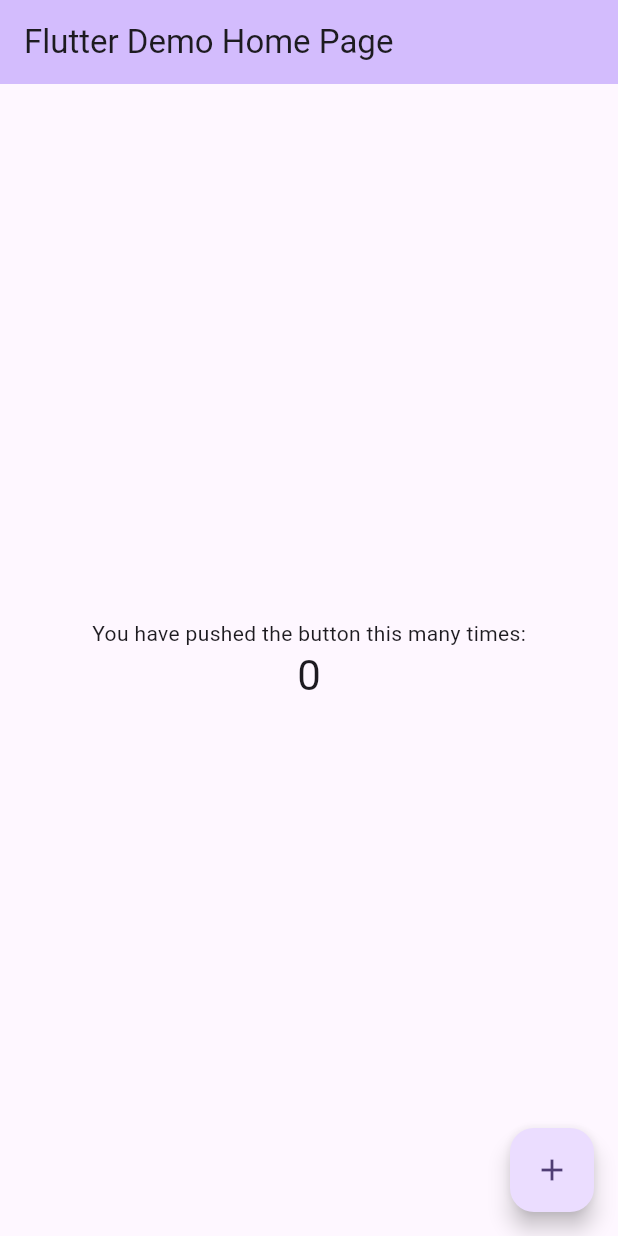
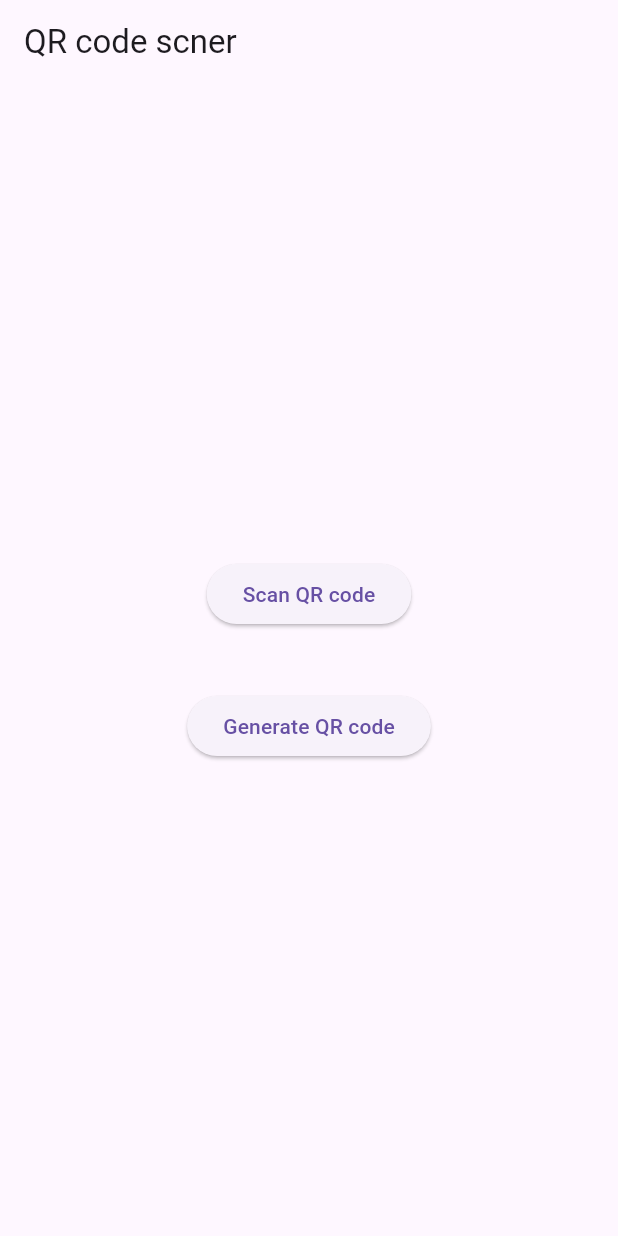
Before and after one commit to sajimhasan/QrcodeScanerAndGenaretar, a Flutter app: the screen it shows after launch, on a phone screen of 412 x 824 dp. Run offline on Flutter 3.47's test engine with Material 3 defaults, Android fonts, the light colour scheme and no system bars; our stand-ins replace get, qr_flutter; missing offline and left inert: dart:ffi.

Commit message:
Have a issue

```diff
--- /dev/null
+++ b/lib/UI/home_page.dart
@@ -0,0 +1,34 @@
+import 'package:flutter/material.dart';
+import 'package:qrcode_scaner/UI/scanQRcode.dart';
+
+class HomePage extends StatelessWidget {
+  const HomePage({super.key});
+
+  @override
+  Widget build(BuildContext context) {
+    return Scaffold(
+      appBar: AppBar(
+        title: Text('QR code scner'),
+      ),
+      body: Center(
+        child: Column(
+          mainAxisAlignment: MainAxisAlignment.center,
+          children: [
+            ElevatedButton(onPressed: (){
+              Navigator.push(context, MaterialPageRoute(builder: (_)=>Scanqrcode()));
+
+            }
+            , child: Text('Scan QR code')),
+            SizedBox(height: 40,),
+            ElevatedButton(onPressed: (){
+
+            }
+            , child: Text('Generate QR code'))
+          ],
+
+        ),
+      ),
+
+    );
+  }
+}
--- a/lib/main.dart
+++ b/lib/main.dart
@@ -1,125 +1,19 @@
+import 'dart:ffi';
+
 import 'package:flutter/material.dart';
-
-void main() {
-  runApp(const MyApp());
+import 'package:get/route_manager.dart';
+import 'package:qrcode_scaner/UI/home_page.dart';
+void main(){
+  runApp(Myapp());
 }
-
-class MyApp extends StatelessWidget {
-  const MyApp({super.key});
-
-  // This widget is the root of your application.
+class Myapp extends StatelessWidget {
+  const Myapp({super.key});
   @override
   Widget build(BuildContext context) {
-    return MaterialApp(
-      title: 'Flutter Demo',
-      theme: ThemeData(
-        // This is the theme of your application.
-        //
-        // TRY THIS: Try running your application with "flutter run". You'll see
-        // the application has a purple toolbar. Then, without quitting the app,
-        // try changing the seedColor in the colorScheme below to Colors.green
-        // and then invoke "hot reload" (save your changes or press the "hot
-        // reload" button in a Flutter-supported IDE, or press "r" if you used
-        // the command line to start the app).
-        //
-        // Notice that the counter didn't reset back to zero; the application
-        // state is not lost during the reload. To reset the state, use hot
-        // restart instead.
-        //
-        // This works for code too, not just values: Most code changes can be
-        // tested with just a hot reload.
-        colorScheme: ColorScheme.fromSeed(seedColor: Colors.deepPurple),
-        useMaterial3: true,
-      ),
-      home: const MyHomePage(title: 'Flutter Demo Home Page'),
+    return GetMaterialApp(
+      title:'QR code scener and Genetor',
+      home:HomePage() ,
+      debugShowCheckedModeBanner: false,
     );
   }
 }
-
-class MyHomePage extends StatefulWidget {
-  const MyHomePage({super.key, required this.title});
-
-  // This widget is the home page of your application. It is stateful, meaning
-  // that it has a State object (defined below) that contains fields that affect
-  // how it looks.
-
-  // This class is the configuration for the state. It holds the values (in this
-  // case the title) provided by the parent (in this case the App widget) and
-  // used by the build method of the State. Fields in a Widget subclass are
-  // always marked "final".
-
-  final String title;
-
-  @override
-  State<MyHomePage> createState() => _MyHomePageState();
-}
-
-class _MyHomePageState extends State<MyHomePage> {
-  int _counter = 0;
-
-  void _incrementCounter() {
-    setState(() {
-      // This call to setState tells the Flutter framework that something has
-      // changed in this State, which causes it to rerun the build method below
-      // so that the display can reflect the updated values. If we changed
-      // _counter without calling setState(), then the build method would not be
-      // called again, and so nothing would appear to happen.
-      _counter++;
-    });
-  }
-
-  @override
-  Widget build(BuildContext context) {
-    // This method is rerun every time setState is called, for instance as done
-    // by the _incrementCounter method above.
-    //
-    // The Flutter framework has been optimized to make rerunning build methods
-    // fast, so that you can just rebuild anything that needs updating rather
-    // than having to individually change instances of widgets.
-    return Scaffold(
-      appBar: AppBar(
-        // TRY THIS: Try changing the color here to a specific color (to
-        // Colors.amber, perhaps?) and trigger a hot reload to see the AppBar
-        // change color while the other colors stay the same.
-        backgroundColor: Theme.of(context).colorScheme.inversePrimary,
-        // Here we take the value from the MyHomePage object that was created by
-        // the App.build method, and use it to set our appbar title.
-        title: Text(widget.title),
-      ),
-      body: Center(
-        // Center is a layout widget. It takes a single child and positions it
-        // in the middle of the parent.
-        child: Column(
-          // Column is also a layout widget. It takes a list of children and
-          // arranges them vertically. By default, it sizes itself to fit its
-          // children horizontally, and tries to be as tall as its parent.
-          //
-          // Column has various properties to control how it sizes itself and
-          // how it positions its children. Here we use mainAxisAlignment to
-          // center the children vertically; the main axis here is the vertical
-          // axis because Columns are vertical (the cross axis would be
-          // horizontal).
-          //
-          // TRY THIS: Invoke "debug painting" (choose the "Toggle Debug Paint"
-          // action in the IDE, or press "p" in the console), to see the
-          // wireframe for each widget.
-          mainAxisAlignment: MainAxisAlignment.center,
-          children: <Widget>[
-            const Text(
-              'You have pushed the button this many times:',
-            ),
-            Text(
-              '$_counter',
-              style: Theme.of(context).textTheme.headlineMedium,
-            ),
-          ],
-        ),
-      ),
-      floatingActionButton: FloatingActionButton(
-        onPressed: _incrementCounter,
-        tooltip: 'Increment',
-        child: const Icon(Icons.add),
-      ), // This trailing comma makes auto-formatting nicer for build methods.
-    );
-  }
-}
--- a/pubspec.yaml
+++ b/pubspec.yaml
@@ -34,6 +34,8 @@ dependencies:
   # The following adds the Cupertino Icons font to your application.
   # Use with the CupertinoIcons class for iOS style icons.
   cupertino_icons: ^1.0.8
+  get: ^4.6.6
+  qr_flutter: ^4.1.0
 
 dev_dependencies:
   flutter_test:
```
Also changed, not shown: lib/UI/GenerateQRCode.dart (added, +28 -0 lines), lib/UI/scanQRcode.dart (added, +16 -0 lines), pubspec.lock, 2 other files.
